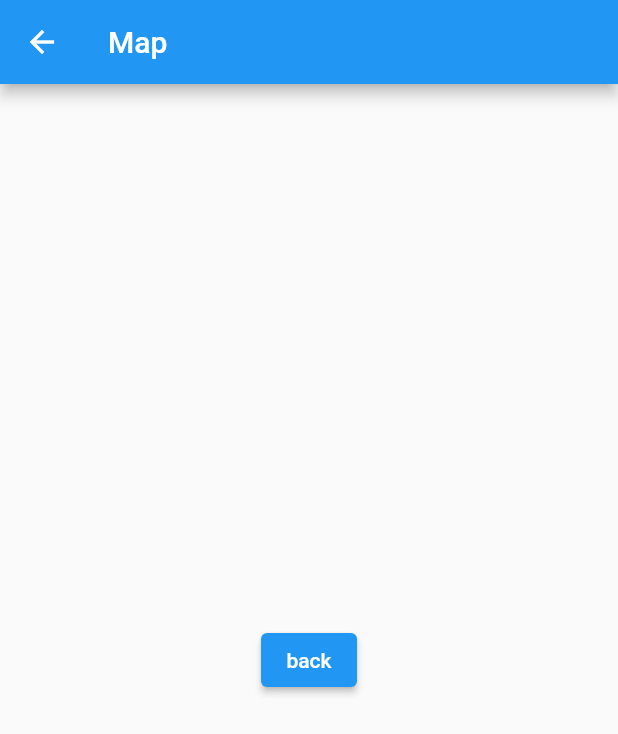
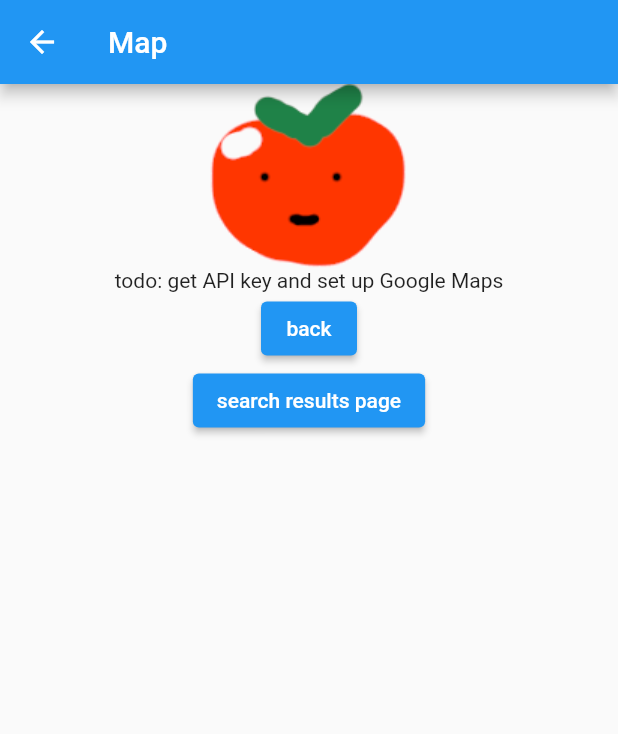
Before and after one commit to kayereeves/VegOut, a Flutter app: the SecondRoute screen opened directly, on a phone screen of 412 x 824 dp. Shown: the top 734 px of the screen. Run offline on Flutter 3.47's test engine with Material 2 defaults, Android fonts, the phone set to English and light mode, and no system bars; our stand-ins replace google_maps_flutter.

Commit message:
9/20 skeleton UI

```diff
--- a/lib/main.dart
+++ b/lib/main.dart
@@ -63,15 +63,38 @@ class SecondRoute extends StatelessWidget {
         title: Text("Map"),
       ),
       body: Center(
+          child: Column(
+              children: <Widget> [
+                Center(
+                  child: Image.asset('resources/placeholder_icon.png'),
+                ),
+                Center(
+                    child: Text("todo: get API key and set up Google Maps", textAlign: TextAlign.center,)
+                ),
+                Center(
                   child: ElevatedButton(
+                    child: Text('back'),
                     onPressed: () {
                       Navigator.push(
                         context,
                         MaterialPageRoute(builder: (context) => VegOut()),
                       );
                     },
-          child: Text('back'),
                   ),
+                ),
+                Center(
+                  child: ElevatedButton(
+                    child: Text('search results page'),
+                    onPressed: () {
+                      Navigator.push(
+                        context,
+                        MaterialPageRoute(builder: (context) => VegOut()),
+                      );
+                    },
+                  ),
+                ),
+              ]
+          )
       ),
     );
   }
@@ -84,7 +107,7 @@ class ThirdRoute extends StatelessWidget {
     return Scaffold(
       appBar: AppBar(
         title: Text("About"),
-        backgroundColor: Colors.lightGreen,
+        backgroundColor: Colors.green,
       ),
       body: Center(
           child: Column(
```
Also changed, not shown: 1 other file. Lines whose indentation alone changed are shown as unchanged.
